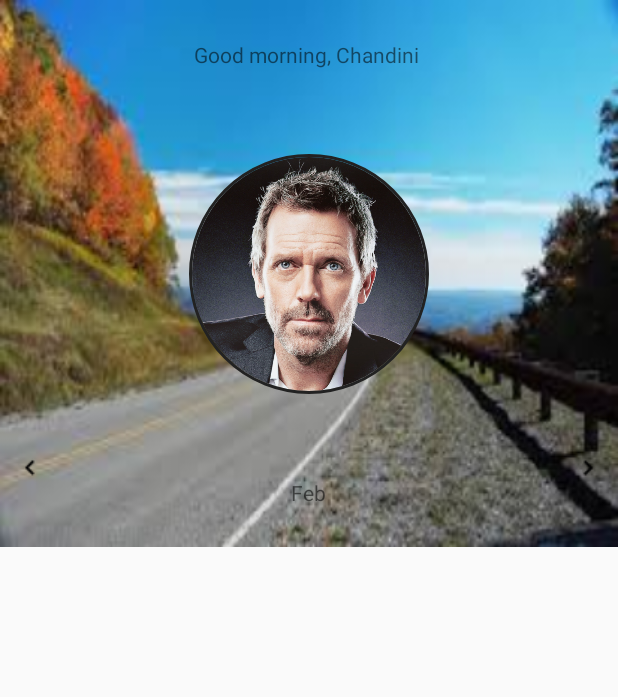
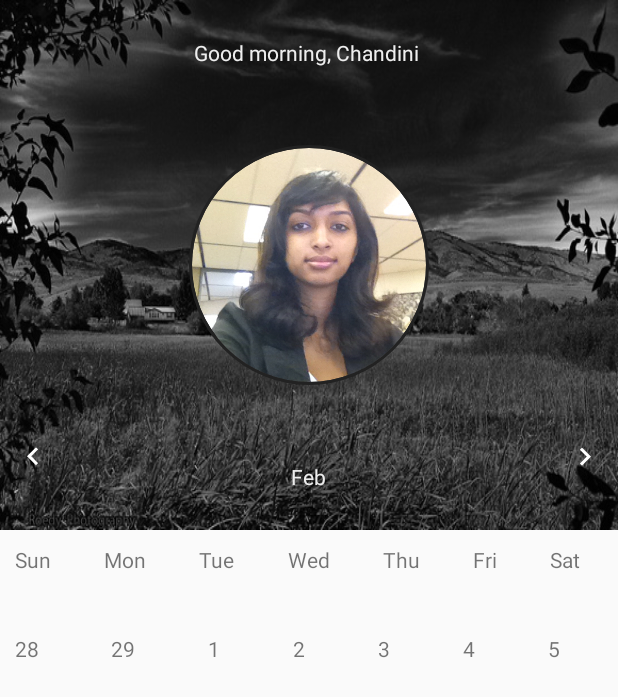
Before and after one commit to chandinin/Organizer, an Android app: the screen it shows after launch (MainActivity), on a phone screen of 412 x 824 dp. Shown: the top 697 px of the screen. Run offline under Robolectric (Android 15) with nearby library versions, the phone set to English and light mode, and no system bars; our stand-ins replace CircleImageView.

Commit message:
Added left and right icon from android material design

```diff
--- a/Organizer/app/src/main/res/layout/activity_main.xml
+++ b/Organizer/app/src/main/res/layout/activity_main.xml
@@ -13,7 +13,6 @@
         android:background="@drawable/scenic">
 
         <!--greeting-->
-
         <RelativeLayout
             android:layout_width="match_parent"
             android:layout_height="match_parent"
@@ -24,8 +23,8 @@
                 android:layout_width="wrap_content"
                 android:layout_height="wrap_content"
                 android:padding="10dp"
+                android:textColor="@color/light"
                 android:text="Good morning, Chandini " />
-
         </RelativeLayout>
 
         <!--profile picture-->
@@ -39,17 +38,15 @@
                 android:layout_width="160dp"
                 android:layout_height="160dp"
                 android:layout_centerInParent="true"
-                android:src="@drawable/hugh"
+                android:src="@drawable/chan"
                 app:civ_border_width="2dp"
                 app:civ_border_color="@color/dark" />
-
         </RelativeLayout>
 
         <RelativeLayout
             android:layout_width="match_parent"
             android:layout_height="match_parent"
             android:layout_weight="2">
-
             <!--left arrow-->
             <RelativeLayout
                 android:layout_width="match_parent"
@@ -61,12 +58,10 @@
                 <ImageView android:id="@+id/left_arrow"
                     android:layout_width="wrap_content"
                     android:layout_height="wrap_content"
-                    android:src="@drawable/leftarrow"
+                    android:src="@drawable/ic_leftarrow"
                     android:padding="10dp"
                     android:clickable="true" />
-
             </RelativeLayout>
-
             <!--month text-->
             <RelativeLayout
                 android:layout_width="match_parent"
@@ -79,8 +74,8 @@
                     android:layout_width="wrap_content"
                     android:layout_height="wrap_content"
                     android:padding="10dp"
+                    android:textColor="@color/light"
                     android:text="Feb"/>
-
             </RelativeLayout>
 
             <!--right arrow-->
@@ -94,19 +89,158 @@
                 <ImageView android:id="@+id/right_arrow"
                     android:layout_width="wrap_content"
                     android:layout_height="wrap_content"
-                    android:src="@drawable/rightarrow"
+                    android:src="@drawable/ic_rightarrow"
+
                     android:padding="10dp"
                     android:clickable="true" />
+            </RelativeLayout>
+        </RelativeLayout>
+    </LinearLayout>
 
-            </RelativeLayout>
+    <LinearLayout
+        android:layout_width="match_parent"
+        android:layout_height="match_parent"
+        android:orientation="vertical"
+        android:layout_weight="1.8">
 
-        </RelativeLayout>
+        <!--daysof the week-->
+        <LinearLayout
+            android:layout_width="match_parent"
+            android:layout_height="match_parent"
+            android:orientation="horizontal"
+            android:layout_weight="1">
+
+            <TextView android:id="@+id/sunday"
+                android:layout_width="wrap_content"
+                android:layout_height="wrap_content"
+                android:padding="10dp"
+                android:layout_weight="1"
+                android:text="Sun"/>
+
+            <TextView android:id="@+id/monday"
+                android:layout_width="wrap_content"
+                android:layout_height="wrap_content"
+                android:padding="10dp"
+                android:layout_weight="1"
+                android:text="Mon"/>
+
+            <TextView android:id="@+id/tuesday"
+                android:layout_width="wrap_content"
+                android:layout_height="wrap_content"
+                android:padding="10dp"
+                android:layout_weight="1"
+                android:text="Tue"/>
+
+            <TextView android:id="@+id/wednesday"
+                android:layout_width="wrap_content"
+                android:layout_height="wrap_content"
+                android:padding="10dp"
+                android:layout_weight="1"
+                android:text="Wed"/>
+
+            <TextView android:id="@+id/thursday"
+                android:layout_width="wrap_content"
+                android:layout_height="wrap_content"
+                android:padding="10dp"
+                android:layout_weight="1"
+                android:text="Thu"/>
+
+            <TextView android:id="@+id/friday"
+                android:layout_width="wrap_content"
+                android:layout_height="wrap_content"
+                android:padding="10dp"
+                android:layout_weight="1"
+                android:text="Fri"/>
+
+            <TextView android:id="@+id/saturday"
+                android:layout_width="wrap_content"
+                android:layout_height="wrap_content"
+                android:padding="10dp"
+                android:layout_weight="1"
+                android:text="Sat"/>
+
+        </LinearLayout>
+
+        <!--dates-->
+        <LinearLayout
+            android:layout_width="match_parent"
+            android:layout_height="match_parent"
+            android:id="@+id/dates"
+            android:orientation="horizontal"
+            android:layout_weight="1">
+
+            <TextView android:id="@+id/sunday_date"
+                android:layout_width="wrap_content"
+                android:layout_height="wrap_content"
+                android:padding="10dp"
+                android:layout_weight="1"
+                android:text="28"/>
+
+            <TextView android:id="@+id/monday_date"
+                android:layout_width="wrap_content"
+                android:layout_height="wrap_content"
+                android:padding="10dp"
+                android:layout_weight="1"
+                android:text="29"/>
+
+            <TextView android:id="@+id/tuesday_date"
+                android:layout_width="wrap_content"
+                android:layout_height="wrap_content"
+                android:padding="10dp"
+                android:layout_weight="1"
+                android:text="1"/>
+
+            <TextView android:id="@+id/wednesday_date"
+                android:layout_width="wrap_content"
+                android:layout_height="wrap_content"
+                android:padding="10dp"
+                android:layout_weight="1"
+                android:text="2"/>
+
+            <TextView android:id="@+id/thursday_date"
+                android:layout_width="wrap_content"
+                android:layout_height="wrap_content"
+                android:padding="10dp"
+                android:layout_weight="1"
+                android:text="3"/>
+
+            <TextView android:id="@+id/friday_date"
+                android:layout_width="wrap_content"
+                android:layout_height="wrap_content"
+                android:padding="10dp"
+                android:layout_weight="1"
+                android:text="4"/>
+
+            <TextView android:id="@+id/saturday_date"
+                android:layout_width="wrap_content"
+                android:layout_height="wrap_content"
+                android:padding="10dp"
+                android:layout_weight="1"
+                android:text="5"/>
 
 
+        </LinearLayout>
+
+    </LinearLayout>
+
+
+    <ScrollView
+        android:layout_width="match_parent"
+        android:layout_height="match_parent"
+        android:layout_weight="1.2"
+        android:fillViewport="true">
+
+
+    <LinearLayout
+        android:layout_width="match_parent"
+        android:layout_height="match_parent">
 
 
 
     </LinearLayout>
+
+
+    </ScrollView>
 
 
 
@@ -114,24 +248,4 @@
 
 
 
-
-    <LinearLayout
-        android:layout_width="match_parent"
-        android:layout_height="match_parent"
-        android:layout_weight="1.8">
-
-    </LinearLayout>
-
-
-
-
-    <LinearLayout
-        android:layout_width="match_parent"
-        android:layout_height="match_parent"
-        android:layout_weight="1.3">
-
-    </LinearLayout>
-
-
-
 </LinearLayout>
```
Also changed, not shown: Organizer/app/src/main/res/drawable-hdpi/ic_leftarrow.png (added), Organizer/app/src/main/res/drawable-hdpi/ic_rightarrow.png (added), Organizer/app/src/main/res/drawable-mdpi/ic_keyboard_arrow_left_white_24dp.png (added), Organizer/app/src/main/res/drawable-mdpi/ic_rightarrow.png (added), Organizer/app/src/main/res/drawable-nodpi/chan.jpg (added), Organizer/app/src/main/res/drawable-nodpi/image.jpg (added), Organizer/app/src/main/res/drawable-nodpi/scenic.jpg (added), Organizer/app/src/main/res/drawable-xhdpi/ic_leftarrow.png (added), Organizer/app/src/main/res/drawable-xhdpi/ic_rightarrow.png (added), Organizer/app/src/main/res/drawable-xxhdpi/ic_leftarrow.png (added), Organizer/app/src/main/res/drawable-xxhdpi/ic_rightarrow.png (added), Organizer/app/src/main/res/drawable-xxxhdpi/ic_leftarrow.png (added), Organizer/app/src/main/res/drawable-xxxhdpi/ic_rightarrow.png (added), Organizer/app/src/main/res/drawable/hugh.png (deleted), 3 more files, 1 other file.
